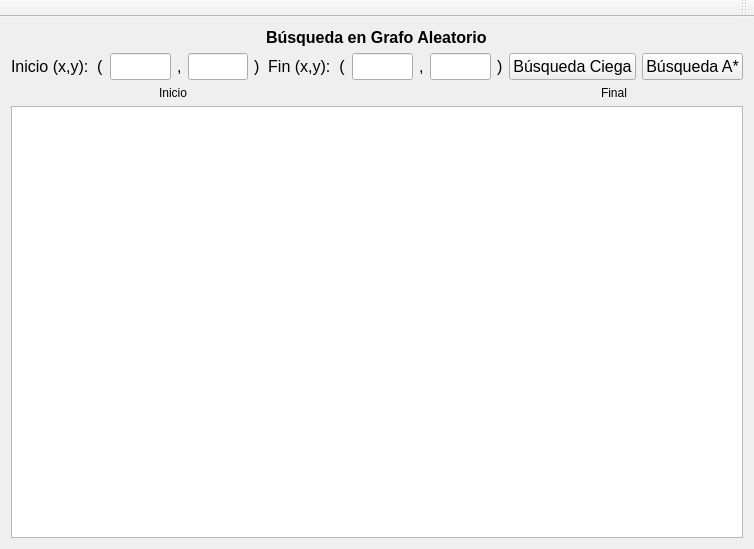
Before: the Qt Designer form Grafo/mainwindow.ui in nashvent/grafo, drawn with Qt 5.
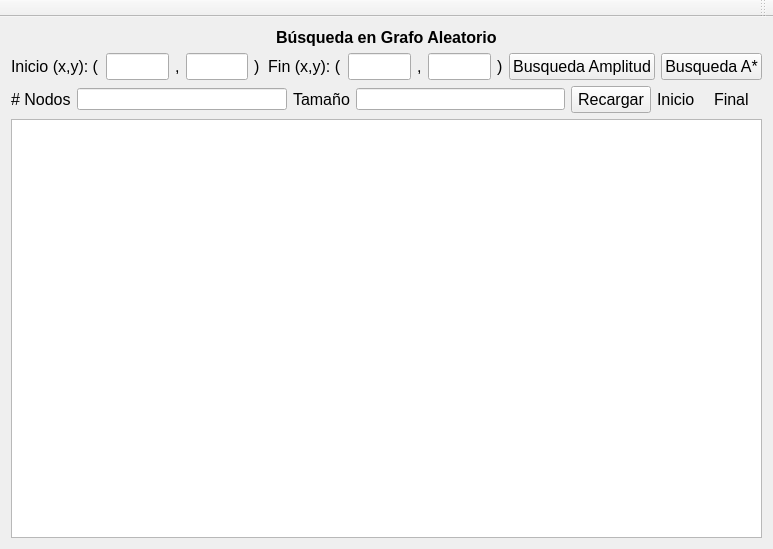
After: the same form once the commit is applied.

Commit message: n nodos y tam

```diff
--- a/Grafo/mainwindow.ui
+++ b/Grafo/mainwindow.ui
@@ -6,7 +6,7 @@
    <rect>
     <x>0</x>
     <y>0</y>
-    <width>754</width>
+    <width>773</width>
     <height>549</height>
    </rect>
   </property>
@@ -42,7 +42,7 @@
          </font>
         </property>
         <property name="text">
-         <string>Inicio (x,y):  (</string>
+         <string>Inicio (x,y): (</string>
         </property>
        </widget>
       </item>
@@ -84,7 +84,7 @@
          </font>
         </property>
         <property name="text">
-         <string>)  Fin (x,y):  (</string>
+         <string>)  Fin (x,y): (</string>
         </property>
        </widget>
       </item>
@@ -138,7 +138,7 @@
          </font>
         </property>
         <property name="text">
-         <string>Búsqueda Ciega</string>
+         <string>Busqueda Amplitud</string>
         </property>
        </widget>
       </item>
@@ -150,7 +150,7 @@
          </font>
         </property>
         <property name="text">
-         <string>Búsqueda A*</string>
+         <string>Busqueda A*</string>
         </property>
        </widget>
       </item>
@@ -166,15 +166,58 @@
         <property name="topMargin">
          <number>0</number>
         </property>
-        <item>
-         <widget class="QLabel" name="label_8">
-          <property name="text">
-           <string/>
-          </property>
-         </widget>
-        </item>
         <item>
          <widget class="QLabel" name="label_7">
+          <property name="font">
+           <font>
+            <pointsize>12</pointsize>
+           </font>
+          </property>
+          <property name="text">
+           <string># Nodos</string>
+          </property>
+         </widget>
+        </item>
+        <item>
+         <widget class="QLineEdit" name="n_nodes"/>
+        </item>
+        <item>
+         <widget class="QLabel" name="label_8">
+          <property name="font">
+           <font>
+            <pointsize>12</pointsize>
+           </font>
+          </property>
+          <property name="text">
+           <string>Tamaño</string>
+          </property>
+         </widget>
+        </item>
+        <item>
+         <widget class="QLineEdit" name="n_tam"/>
+        </item>
+        <item>
+         <widget class="QPushButton" name="pushButton_3">
+          <property name="font">
+           <font>
+            <pointsize>12</pointsize>
+           </font>
+          </property>
+          <property name="text">
+           <string>Recargar</string>
+          </property>
+         </widget>
+        </item>
+        <item>
+         <widget class="QLabel" name="lb_i">
+          <property name="font">
+           <font>
+            <pointsize>12</pointsize>
+           </font>
+          </property>
+          <property name="layoutDirection">
+           <enum>Qt::RightToLeft</enum>
+          </property>
           <property name="text">
            <string>Inicio</string>
           </property>
@@ -188,19 +231,24 @@
          </widget>
         </item>
         <item>
-         <widget class="QLabel" name="label_10">
-          <property name="text">
-           <string/>
+         <widget class="QLabel" name="lb_f">
+          <property name="font">
+           <font>
+            <pointsize>12</pointsize>
+           </font>
           </property>
-         </widget>
-        </item>
-        <item>
-         <widget class="QLabel" name="label_11">
           <property name="text">
            <string>Final</string>
           </property>
          </widget>
         </item>
+        <item>
+         <widget class="QLabel" name="label_10">
+          <property name="text">
+           <string/>
+          </property>
+         </widget>
+        </item>
        </layout>
       </item>
       <item>
```
The commit also changes 2 other files.
